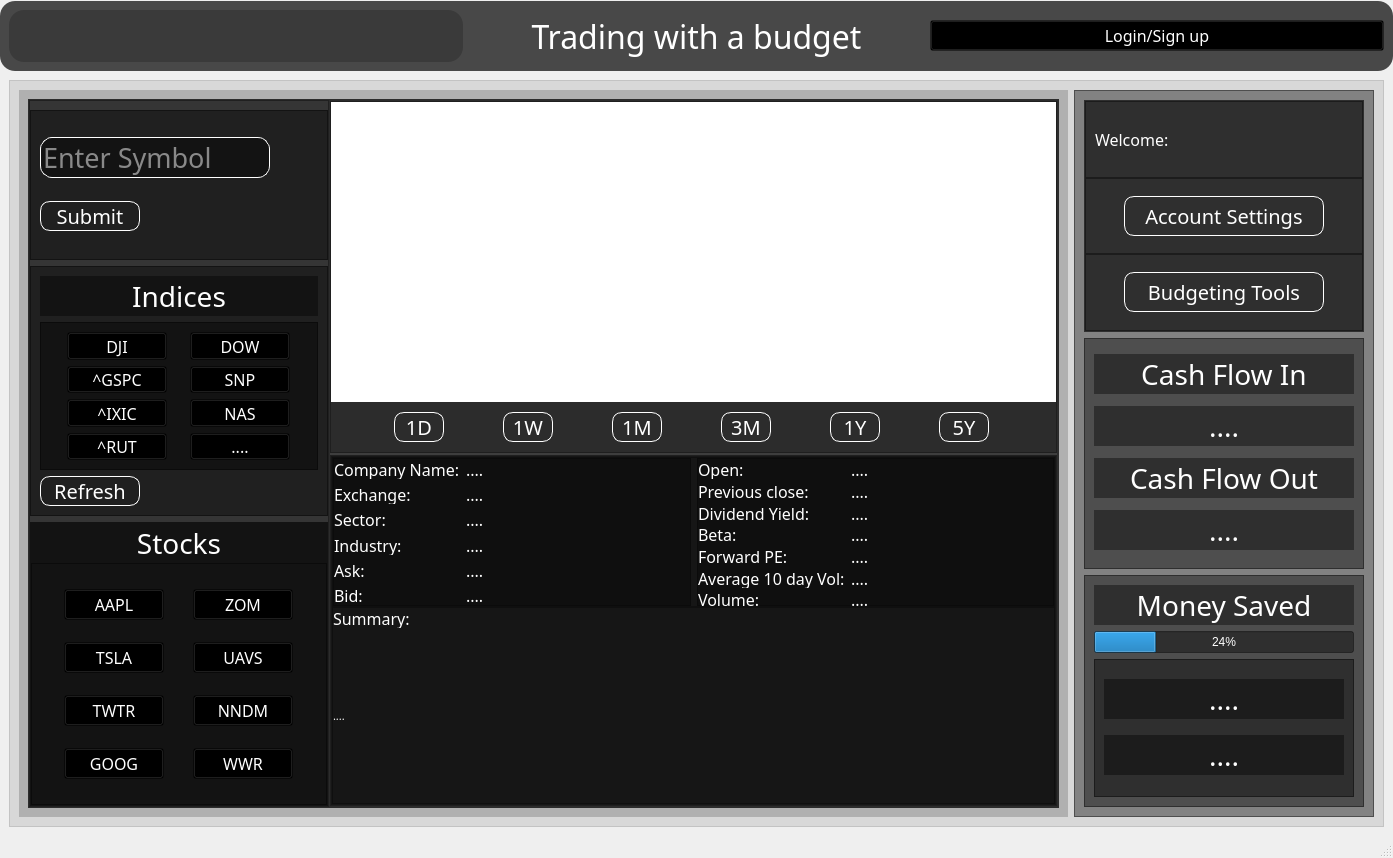
Old version of the form test_ui.ui in the repository kpatel0923/Python_web_scrapping_Stock_market_application.
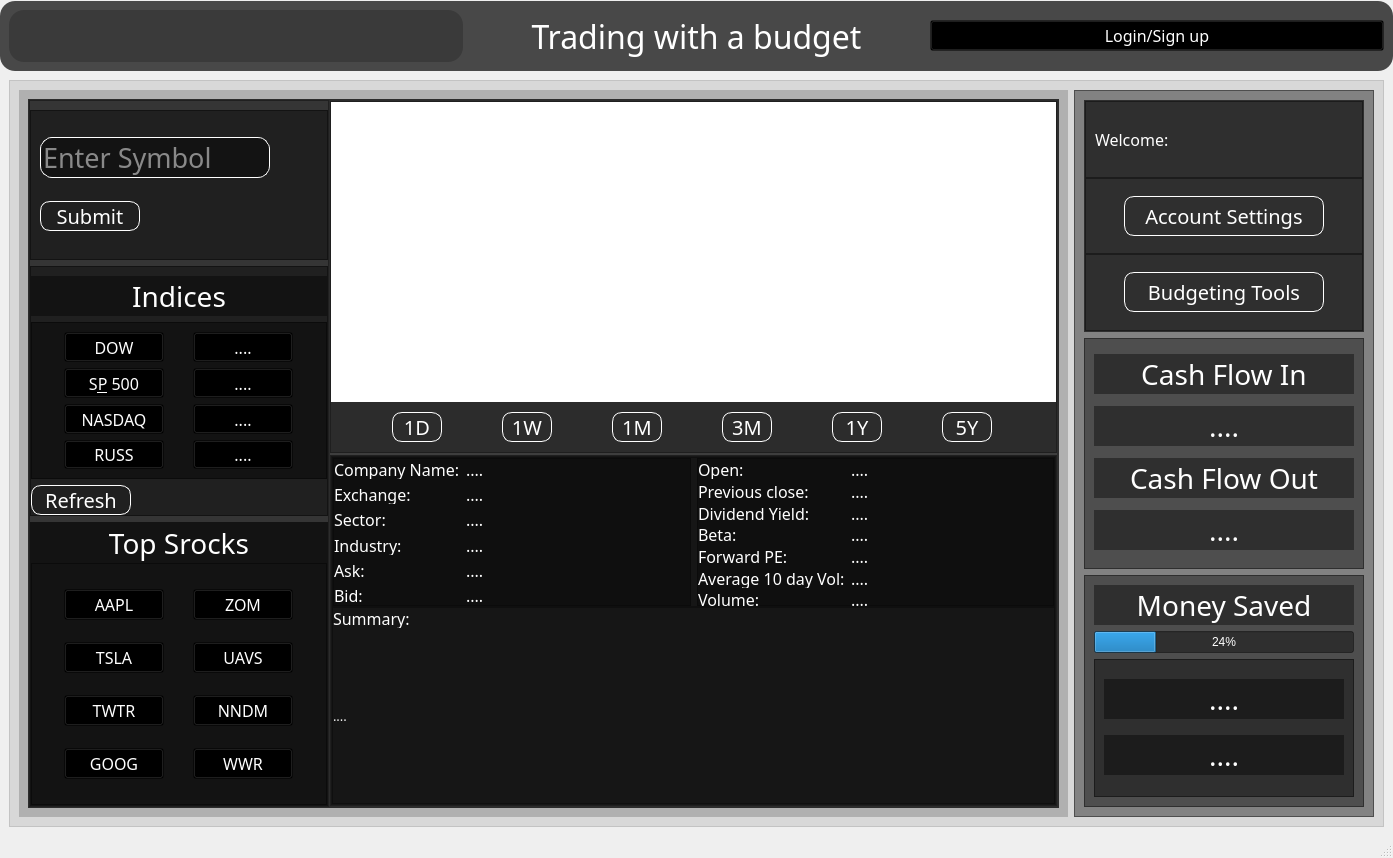
New version of the form. Icons and pictures are not drawn. Custom widgets are drawn as their Qt base class.

Commit message: Visual updates for some extra buttons and more progress with the DB and forgot password system. Now fully operational. Changed the indicies buttons back to normal so feel free to try it out.

The edit to the form file:
```diff
--- a/test_ui.ui
+++ b/test_ui.ui
@@ -5005,6 +5005,15 @@
                            <enum>QFrame::Raised</enum>
                           </property>
                           <layout class="QVBoxLayout" name="verticalLayout_22">
+                           <property name="leftMargin">
+                            <number>0</number>
+                           </property>
+                           <property name="rightMargin">
+                            <number>0</number>
+                           </property>
+                           <property name="bottomMargin">
+                            <number>0</number>
+                           </property>
                            <item>
                             <widget class="QLabel" name="label_20">
                              <property name="minimumSize">
@@ -5094,7 +5103,7 @@
 </string>
                                 </property>
                                 <property name="text">
-                                 <string>DJI</string>
+                                 <string>DOW</string>
                                 </property>
                                 <property name="checkable">
                                  <bool>false</bool>
@@ -5137,7 +5146,7 @@
 </string>
                                 </property>
                                 <property name="text">
-                                 <string>DOW</string>
+                                 <string>....</string>
                                 </property>
                                 <property name="checkable">
                                  <bool>false</bool>
@@ -5180,7 +5189,7 @@
 </string>
                                 </property>
                                 <property name="text">
-                                 <string>SNP</string>
+                                 <string>....</string>
                                 </property>
                                 <property name="checkable">
                                  <bool>false</bool>
@@ -5223,7 +5232,7 @@
 </string>
                                 </property>
                                 <property name="text">
-                                 <string>^GSPC</string>
+                                 <string>S&amp;P 500</string>
                                 </property>
                                 <property name="checkable">
                                  <bool>false</bool>
@@ -5266,7 +5275,7 @@
 </string>
                                 </property>
                                 <property name="text">
-                                 <string>^IXIC</string>
+                                 <string>NASDAQ</string>
                                 </property>
                                 <property name="checkable">
                                  <bool>false</bool>
@@ -5309,7 +5318,7 @@
 </string>
                                 </property>
                                 <property name="text">
-                                 <string>^RUT</string>
+                                 <string>RUSS</string>
                                 </property>
                                 <property name="checkable">
                                  <bool>false</bool>
@@ -5352,7 +5361,7 @@
 </string>
                                 </property>
                                 <property name="text">
-                                 <string>NAS</string>
+                                 <string>....</string>
                                 </property>
                                 <property name="checkable">
                                  <bool>false</bool>
@@ -5496,7 +5505,7 @@
 </string>
                              </property>
                              <property name="text">
-                              <string>Stocks</string>
+                              <string>Top Srocks</string>
                              </property>
                              <property name="alignment">
                               <set>Qt::AlignCenter</set>
@@ -5942,6 +5951,21 @@
                               <enum>QFrame::Raised</enum>
                              </property>
                              <layout class="QHBoxLayout" name="horizontalLayout_20">
+                              <property name="spacing">
+                               <number>0</number>
+                              </property>
+                              <property name="leftMargin">
+                               <number>0</number>
+                              </property>
+                              <property name="topMargin">
+                               <number>0</number>
+                              </property>
+                              <property name="rightMargin">
+                               <number>0</number>
+                              </property>
+                              <property name="bottomMargin">
+                               <number>0</number>
+                              </property>
                               <item>
                                <widget class="QPushButton" name="btn_1D">
                                 <property name="minimumSize">
@@ -7270,7 +7294,7 @@
                                    <property name="font">
                                     <font>
                                      <family>century gothic</family>
-                                     <pointsize>8</pointsize>
+                                     <pointsize>10</pointsize>
                                     </font>
                                    </property>
                                    <property name="styleSheet">
```
The commit also changes 5 other files.
